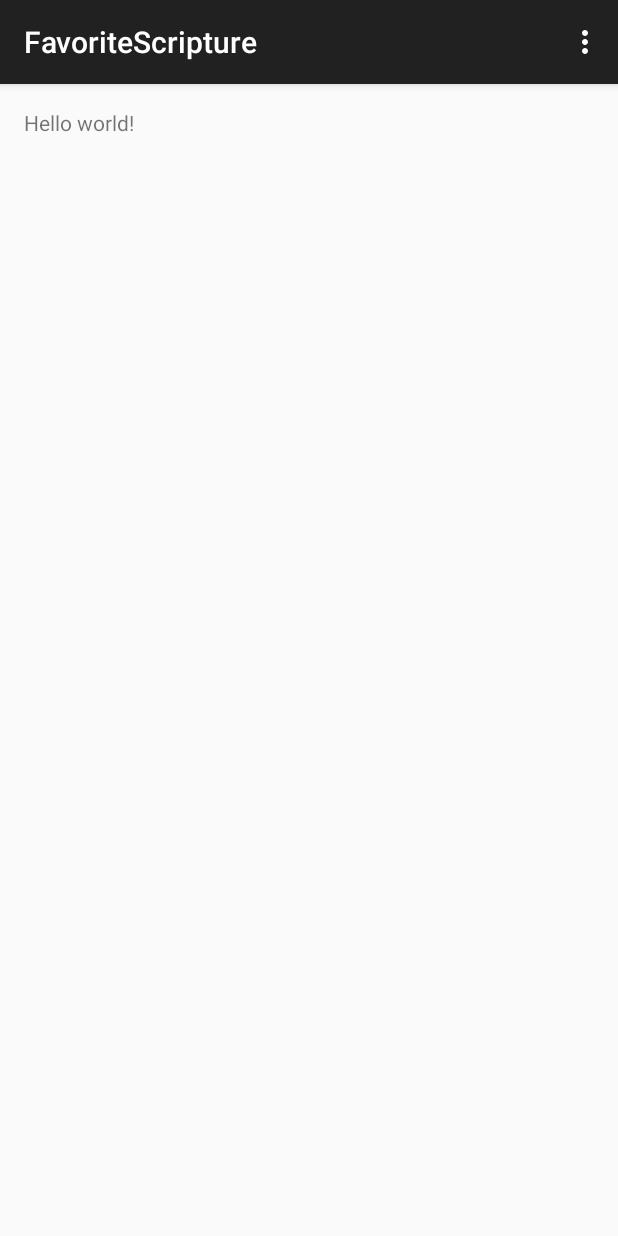
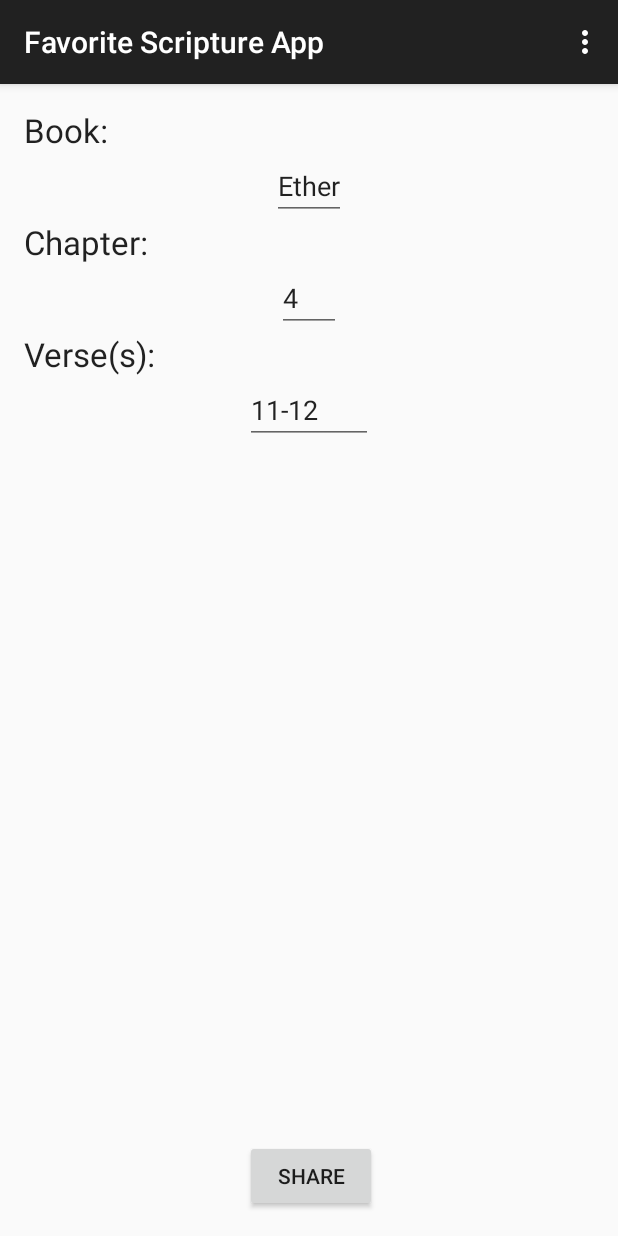
Before and after one commit to 21MountainMan/FavoriteScripture, an Android app: the screen it shows after launch (MainActivity), on a phone screen of 412 x 824 dp. Run offline under Robolectric (Android 15) with nearby library versions, the phone set to English and light mode, and no system bars.

Commit message:
main activity complete

```diff
--- a/app/src/main/java/com/example/johnathon/favoritescripture/MainActivity.java
+++ b/app/src/main/java/com/example/johnathon/favoritescripture/MainActivity.java
@@ -4,6 +4,7 @@ import android.support.v7.app.ActionBarActivity;
 import android.os.Bundle;
 import android.view.Menu;
 import android.view.MenuItem;
+import android.widget.Button;
 
 
 public class MainActivity extends ActionBarActivity {
@@ -12,6 +13,8 @@ public class MainActivity extends ActionBarActivity {
     protected void onCreate(Bundle savedInstanceState) {
         super.onCreate(savedInstanceState);
         setContentView(R.layout.activity_main);
+
+        Button shareButton = (Button)findViewById(R.id.shareButton);
     }
 
     @Override
--- a/app/src/main/res/layout/activity_main.xml
+++ b/app/src/main/res/layout/activity_main.xml
@@ -3,9 +3,91 @@
     android:layout_height="match_parent" android:paddingLeft="@dimen/activity_horizontal_margin"
     android:paddingRight="@dimen/activity_horizontal_margin"
     android:paddingTop="@dimen/activity_vertical_margin"
-    android:paddingBottom="@dimen/activity_vertical_margin" tools:context=".MainActivity">
+    android:paddingBottom="@dimen/activity_vertical_margin" tools:context=".MainActivity"
+    android:textAlignment="center">
 
-    <TextView android:text="@string/hello_world" android:layout_width="wrap_content"
-        android:layout_height="wrap_content" />
+    <!-- Dummy item to prevent bookEditText from receiving focus -->
+    <LinearLayout
+        android:focusable="true" android:focusableInTouchMode="true"
+        android:layout_width="0px" android:layout_height="0px"
+        android:layout_alignParentTop="true"
+        android:layout_alignParentLeft="true"
+        android:layout_alignParentStart="true" />
+
+    <TextView
+        android:layout_width="wrap_content"
+        android:layout_height="wrap_content"
+        android:textAppearance="?android:attr/textAppearanceLarge"
+        android:text="@string/book_label"
+        android:id="@+id/bookLabelTextView"
+        android:layout_alignParentTop="true"
+        android:layout_alignParentLeft="true"
+        android:layout_alignParentStart="true" />
+
+    <EditText
+        android:layout_width="wrap_content"
+        android:layout_height="wrap_content"
+        android:id="@+id/bookEditText"
+        android:text="@string/book"
+        android:layout_below="@+id/bookLabelTextView"
+        android:layout_centerHorizontal="true"
+        android:singleLine="true"
+        android:selectAllOnFocus="true"
+        android:inputType="text" />
+
+    <TextView
+        android:layout_width="wrap_content"
+        android:layout_height="wrap_content"
+        android:textAppearance="?android:attr/textAppearanceLarge"
+        android:text="@string/chapter_label"
+        android:id="@+id/chapterLabelTextView"
+        android:layout_below="@+id/bookEditText"
+        android:layout_alignParentLeft="true"
+        android:layout_alignParentStart="true" />
+
+    <EditText
+        android:layout_width="wrap_content"
+        android:layout_height="wrap_content"
+        android:inputType="number"
+        android:ems="2"
+        android:id="@+id/chapterEditText"
+        android:layout_below="@+id/chapterLabelTextView"
+        android:layout_centerHorizontal="true"
+        android:text="@string/chapter"
+        android:selectAllOnFocus="true"
+        android:singleLine="true"
+        android:numeric="integer" />
+
+    <TextView
+        android:layout_width="wrap_content"
+        android:layout_height="wrap_content"
+        android:textAppearance="?android:attr/textAppearanceLarge"
+        android:text="@string/verse_label"
+        android:id="@+id/verseLabelTextView"
+        android:layout_below="@+id/chapterEditText"
+        android:layout_alignParentLeft="true"
+        android:layout_alignParentStart="true" />
+
+    <EditText
+        android:layout_width="wrap_content"
+        android:layout_height="wrap_content"
+        android:inputType="number"
+        android:ems="4"
+        android:id="@+id/verseEditText"
+        android:layout_below="@+id/verseLabelTextView"
+        android:layout_centerHorizontal="true"
+        android:text="@string/verse"
+        android:selectAllOnFocus="true"
+        android:singleLine="true"
+        android:numeric="integer" />
+
+    <Button
+        android:layout_width="wrap_content"
+        android:layout_height="wrap_content"
+        android:text="@string/share"
+        android:id="@+id/shareButton"
+        android:layout_alignParentBottom="true"
+        android:layout_alignLeft="@+id/verseEditText"
+        android:layout_alignStart="@+id/verseEditText" />
 
 </RelativeLayout>
--- a/app/src/main/res/values/strings.xml
+++ b/app/src/main/res/values/strings.xml
@@ -1,6 +1,12 @@
 <resources>
-    <string name="app_name">FavoriteScripture</string>
+    <string name="app_name">Favorite Scripture App</string>
 
-    <string name="hello_world">Hello world!</string>
+    <string name="book">Ether</string>
     <string name="action_settings">Settings</string>
+    <string name="chapter">4</string>
+    <string name="verse">11-12</string>
+    <string name="book_label">Book:</string>
+    <string name="chapter_label">Chapter:</string>
+    <string name="verse_label">Verse(s):</string>
+    <string name="share">Share</string>
 </resources>
```
Also changed, not shown: 1 other file.
